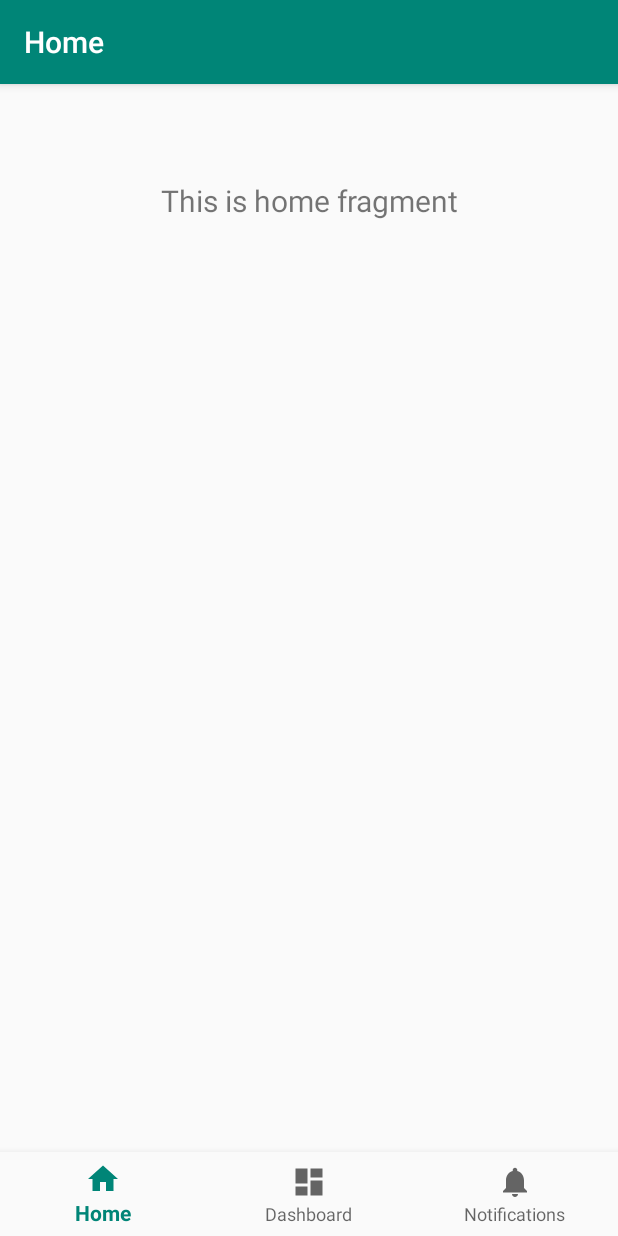
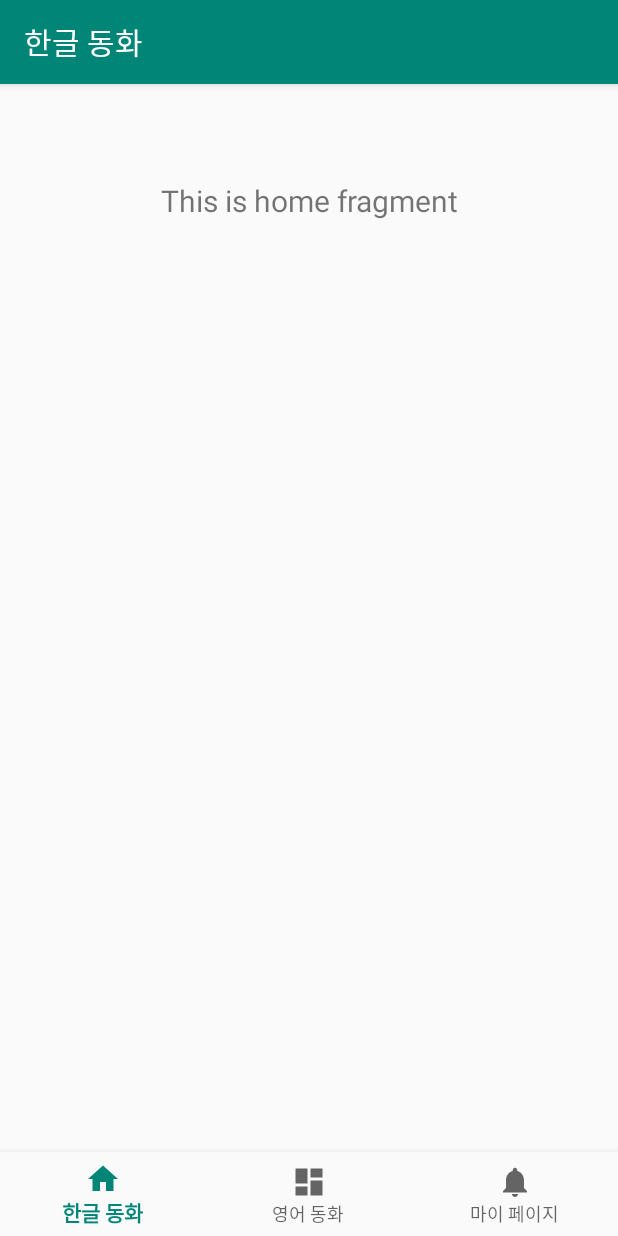
Before and after one commit to teetee6/P_project_code, an Android app: the screen it shows after launch (MainActivity), on a phone screen of 412 x 824 dp. Run offline under Robolectric (Android 15) with nearby library versions, the phone set to English and light mode, and no system bars; our stand-ins replace navigation-ui.

Commit message:
change nav, actionbar title

```diff
--- a/app/src/main/res/menu/bottom_nav_menu.xml
+++ b/app/src/main/res/menu/bottom_nav_menu.xml
@@ -4,16 +4,16 @@
     <item
         android:id="@+id/navigation_home"
         android:icon="@drawable/ic_home_black_24dp"
-        android:title="@string/title_home" />
+        android:title="@string/title_Korean" />
 
     <item
         android:id="@+id/navigation_dashboard"
         android:icon="@drawable/ic_dashboard_black_24dp"
-        android:title="@string/title_dashboard" />
+        android:title="@string/title_English" />
 
     <item
         android:id="@+id/navigation_notifications"
         android:icon="@drawable/ic_notifications_black_24dp"
-        android:title="@string/title_notifications" />
+        android:title="@string/title_My_Page" />
 
 </menu>
--- a/app/src/main/res/navigation/mobile_navigation.xml
+++ b/app/src/main/res/navigation/mobile_navigation.xml
@@ -8,18 +8,18 @@
     <fragment
         android:id="@+id/navigation_home"
         android:name="org.techtown.myapplication.ui.home.HomeFragment"
-        android:label="@string/title_home"
+        android:label="@string/title_Korean"
         tools:layout="@layout/fragment_home" />
 
     <fragment
         android:id="@+id/navigation_dashboard"
         android:name="org.techtown.myapplication.ui.dashboard.DashboardFragment"
-        android:label="@string/title_dashboard"
+        android:label="@string/title_English"
         tools:layout="@layout/fragment_dashboard" />
 
     <fragment
         android:id="@+id/navigation_notifications"
         android:name="org.techtown.myapplication.ui.notifications.NotificationsFragment"
-        android:label="@string/title_notifications"
+        android:label="@string/title_My_Page"
         tools:layout="@layout/fragment_notifications" />
 </navigation>
--- a/app/src/main/res/values/strings.xml
+++ b/app/src/main/res/values/strings.xml
@@ -1,6 +1,6 @@
 <resources>
     <string name="app_name">My Application</string>
-    <string name="title_home">Home</string>
-    <string name="title_dashboard">Dashboard</string>
-    <string name="title_notifications">Notifications</string>
+    <string name="title_Korean">한글 동화</string>
+    <string name="title_English">영어 동화</string>
+    <string name="title_My_Page">마이 페이지</string>
 </resources>
```
